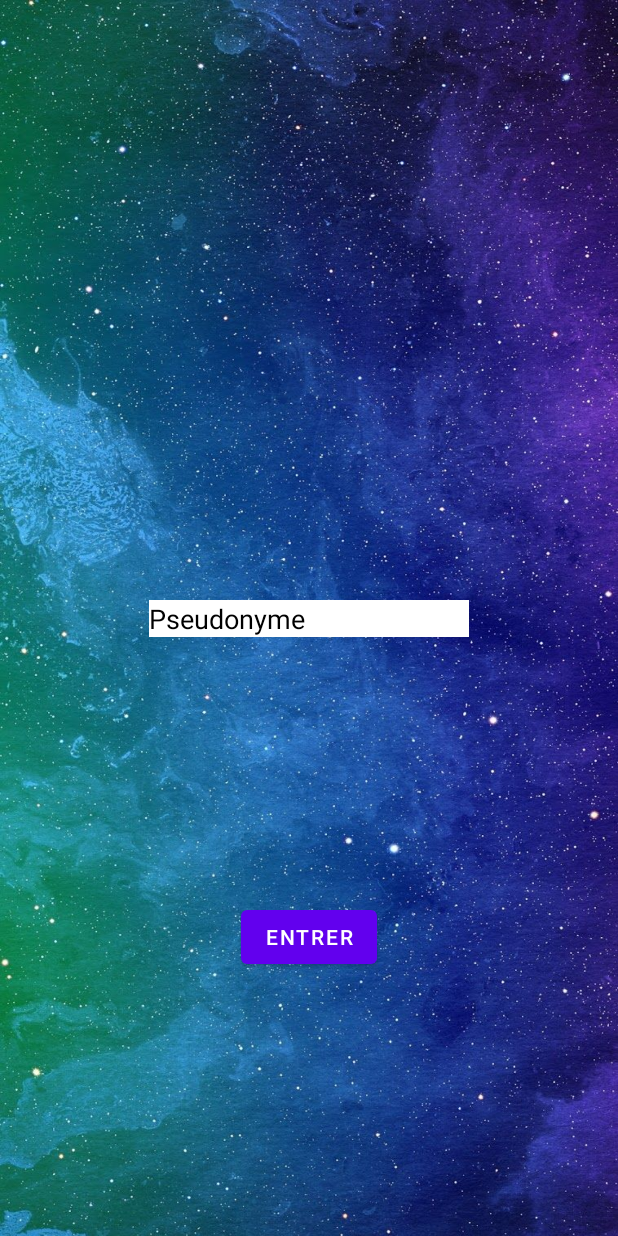
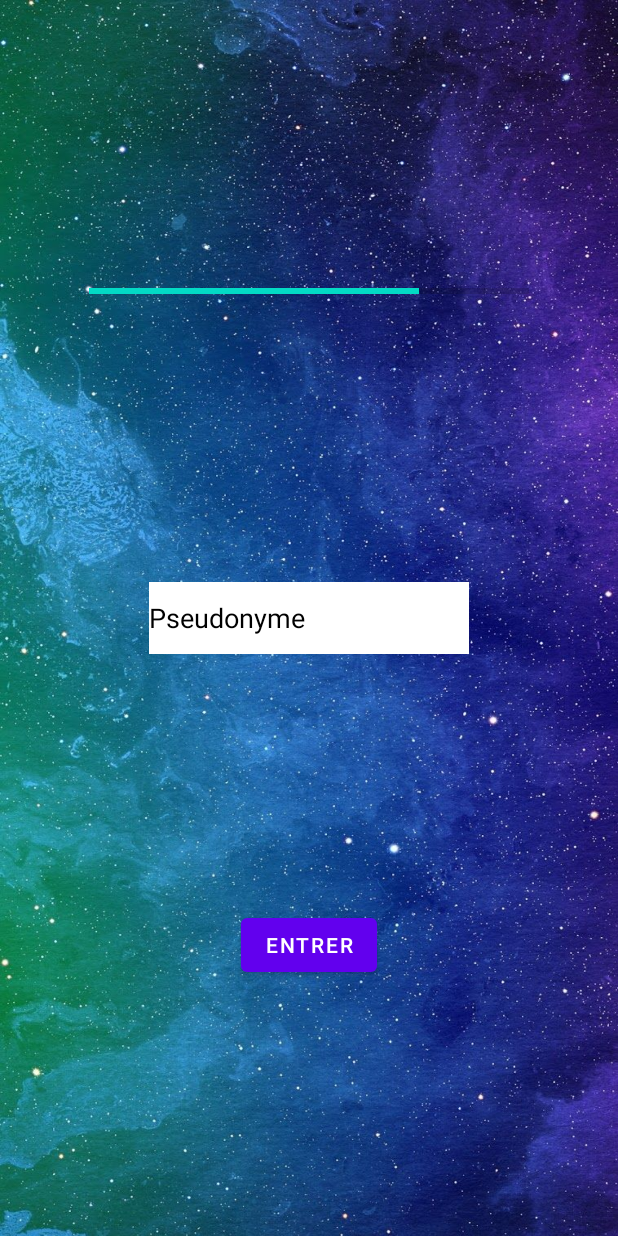
Before and after one commit to Naramazuki/Projet_Java, an Android app: the layout activity_game.xml on its own in the app's theme, with its tools: preview values and no code run, on a phone screen of 412 x 824 dp. Run offline under Robolectric (Android 15) with nearby library versions, the phone set to English and light mode, and no system bars.

Commit message:
Travail sur interface de combat

```diff
--- a/app/src/main/java/com/example/myapplication/Game.java
+++ b/app/src/main/java/com/example/myapplication/Game.java
@@ -1,9 +1,14 @@
 package com.example.myapplication;
 
 import android.content.pm.ActivityInfo;
+import android.os.Build;
 import android.os.Bundle;
 import android.view.View;
+import android.view.Window;
+import android.view.WindowManager;
 import android.widget.Button;
+import android.widget.ProgressBar;
+import android.widget.TableLayout;
 import android.widget.TextView;
 import android.widget.Toast;
 
@@ -15,17 +20,27 @@ public class Game extends AppCompatActivity {
     @Override
     protected void onCreate(Bundle savedInstanceState) {
         super.onCreate(savedInstanceState);
+
         setContentView(R.layout.activity_game);
+        View overlay=findViewById(R.id.Background);
+        overlay.setSystemUiVisibility(View.SYSTEM_UI_FLAG_HIDE_NAVIGATION|View.SYSTEM_UI_FLAG_IMMERSIVE_STICKY|View.SYSTEM_UI_FLAG_FULLSCREEN);
         setRequestedOrientation(ActivityInfo.SCREEN_ORIENTATION_LANDSCAPE);
         Button Entrer = findViewById(R.id.Entrer);
         TextView Pseudo = findViewById(R.id.Pseudo);
         ConstraintLayout layout=findViewById(R.id.Background);
-
+        TableLayout interfaceCombat= findViewById(R.id.IntfCombat);
+        ProgressBar bar =findViewById(R.id.progressBar3);
         Entrer.setOnClickListener(view -> {
             layout.setBackgroundResource(R.drawable.battle_background);
             Entrer.setVisibility(View.INVISIBLE);
             Pseudo.setVisibility(View.INVISIBLE);
+            interfaceCombat.setVisibility(View.VISIBLE);
+            if (Build.VERSION.SDK_INT >= Build.VERSION_CODES.N) {
+                bar.setProgress(100,true);
+            }
             Toast.makeText(getApplicationContext(),"Bienvenue "+ Pseudo.getText().toString(),Toast.LENGTH_SHORT).show();
+            bar.setVisibility(View.INVISIBLE);
+
         });
 
     }
--- a/app/src/main/java/com/example/myapplication/MainActivity.java
+++ b/app/src/main/java/com/example/myapplication/MainActivity.java
@@ -15,6 +15,8 @@ public class MainActivity extends AppCompatActivity {
     protected void onCreate(Bundle savedInstanceState) {
         super.onCreate(savedInstanceState);
         setContentView(R.layout.activity_main);
+        View overlay=findViewById(R.id.Background);
+        overlay.setSystemUiVisibility(View.SYSTEM_UI_FLAG_HIDE_NAVIGATION|View.SYSTEM_UI_FLAG_IMMERSIVE_STICKY|View.SYSTEM_UI_FLAG_FULLSCREEN);
         setRequestedOrientation(ActivityInfo.SCREEN_ORIENTATION_PORTRAIT);
         Lancer =(Button)findViewById(R.id.button);
         Lancer.setOnClickListener(new View.OnClickListener(){
--- a/app/src/main/java/com/example/myapplication/Page_Menu.java
+++ b/app/src/main/java/com/example/myapplication/Page_Menu.java
@@ -3,6 +3,7 @@ package com.example.myapplication;
 import android.content.Intent;
 import android.content.pm.ActivityInfo;
 import android.os.Bundle;
+import android.view.View;
 import android.widget.Button;
 import android.widget.TextView;
 import android.widget.Toast;
@@ -15,6 +16,8 @@ public class Page_Menu extends AppCompatActivity {
     protected void onCreate(Bundle savedInstanceState) {
         super.onCreate(savedInstanceState);
         setContentView(R.layout.activity_page_menu);
+        View overlay=findViewById(R.id.Background);
+        overlay.setSystemUiVisibility(View.SYSTEM_UI_FLAG_HIDE_NAVIGATION|View.SYSTEM_UI_FLAG_IMMERSIVE_STICKY|View.SYSTEM_UI_FLAG_FULLSCREEN);
         setRequestedOrientation(ActivityInfo.SCREEN_ORIENTATION_PORTRAIT);
         TextView username=findViewById(R.id.Username);
         TextView password=findViewById(R.id.Password);
--- /dev/null
+++ b/app/src/main/res/drawable/btn.xml
@@ -0,0 +1,6 @@
+<?xml version="1.0" encoding="utf-8"?>
+<shape xmlns:android="http://schemas.android.com/apk/res/android">
+   <solid android:color="#3ff0"
+       android:backgroundTint="@color/white"/>
+    <corners android:radius="50dp"/>
+</shape>
--- a/app/src/main/res/layout/activity_game.xml
+++ b/app/src/main/res/layout/activity_game.xml
@@ -2,23 +2,25 @@
 <androidx.constraintlayout.widget.ConstraintLayout xmlns:android="http://schemas.android.com/apk/res/android"
     xmlns:app="http://schemas.android.com/apk/res-auto"
     xmlns:tools="http://schemas.android.com/tools"
+    android:id="@+id/Background"
     android:layout_width="match_parent"
     android:layout_height="match_parent"
     android:background="@drawable/background"
-    tools:context=".Game"
-    android:id="@+id/Background">
+    tools:context=".Game">
 
 
     <EditText
         android:id="@+id/Pseudo"
         android:layout_width="wrap_content"
         android:layout_height="wrap_content"
+        android:autofillHints=""
         android:background="@color/white"
         android:ems="10"
-        android:hint="Pseudonyme"
+        android:hint="@string/pseudonyme"
+        android:inputType="textEmailAddress"
+        android:minHeight="48dp"
+        android:textColor="@color/black"
         android:textColorHint="@color/black"
-        android:textColor="@color/black"
-        android:inputType="textEmailAddress"
         app:layout_constraintBottom_toBottomOf="parent"
         app:layout_constraintEnd_toEndOf="parent"
         app:layout_constraintStart_toStartOf="parent"
@@ -28,11 +30,83 @@
         android:id="@+id/Entrer"
         android:layout_width="wrap_content"
         android:layout_height="wrap_content"
-        android:text="Entrer"
+        android:text="@string/entrer"
+
         app:layout_constraintBottom_toBottomOf="parent"
         app:layout_constraintEnd_toEndOf="parent"
         app:layout_constraintHorizontal_bias="0.5"
         app:layout_constraintStart_toStartOf="parent"
         app:layout_constraintTop_toBottomOf="@+id/Pseudo" />
 
+    <TableLayout
+        android:layout_width="536dp"
+        android:layout_height="96dp"
+        app:layout_constraintBottom_toBottomOf="parent"
+        app:layout_constraintEnd_toEndOf="parent"
+        app:layout_constraintHorizontal_bias="0.121"
+        app:layout_constraintStart_toStartOf="parent"
+        app:layout_constraintTop_toTopOf="parent"
+        app:layout_constraintVertical_bias="0.976"
+        android:visibility="invisible"
+        android:id="@+id/IntfCombat">
+
+        <TableRow
+            android:layout_width="match_parent"
+            android:layout_height="match_parent"
+            >
+
+            <Button
+                android:id="@+id/button9"
+                android:layout_width="wrap_content"
+                android:layout_height="wrap_content"
+                android:background="@drawable/btn"
+
+                android:text="@string/sorts"
+                android:textColor="@color/white" />
+
+            <Button
+                android:id="@+id/button6"
+                android:layout_width="wrap_content"
+                android:layout_height="wrap_content"
+                android:text="@string/objets"
+                android:textColor="@color/white"
+                android:background="@drawable/btn"/>
+        </TableRow>
+
+        <TableRow
+            android:layout_width="match_parent"
+            android:layout_height="match_parent">
+
+            <Button
+                android:id="@+id/button7"
+                android:layout_width="wrap_content"
+                android:layout_height="wrap_content"
+                android:text="@string/attaquer"
+                android:textColor="@color/white"
+                android:background="@drawable/btn"/>
+
+            <Button
+                android:id="@+id/button10"
+                android:layout_width="wrap_content"
+                android:layout_height="wrap_content"
+                android:text="@string/fuir"
+                android:textColor="@color/white"
+                android:background="@drawable/btn"
+                />
+        </TableRow>
+
+    </TableLayout>
+
+    <ProgressBar
+        android:id="@+id/progressBar3"
+        style="?android:attr/progressBarStyleHorizontal"
+        android:layout_width="293dp"
+        android:layout_height="8dp"
+        app:layout_constraintBottom_toTopOf="@+id/Pseudo"
+        app:layout_constraintEnd_toEndOf="parent"
+        android:progress="75"
+
+        app:layout_constraintStart_toStartOf="parent"
+        app:layout_constraintTop_toTopOf="parent" />
+
 </androidx.constraintlayout.widget.ConstraintLayout>
--- a/app/src/main/res/layout/activity_main.xml
+++ b/app/src/main/res/layout/activity_main.xml
@@ -5,7 +5,8 @@
     android:background="@drawable/background"
     android:layout_width="match_parent"
     android:layout_height="match_parent"
-    tools:context=".MainActivity">
+    tools:context=".MainActivity"
+    android:id="@+id/Background">
 
     <TextView
         android:id="@+id/textView"
--- a/app/src/main/res/layout/activity_page_menu.xml
+++ b/app/src/main/res/layout/activity_page_menu.xml
@@ -5,7 +5,9 @@
     android:layout_width="match_parent"
     android:layout_height="match_parent"
     android:background="@drawable/background"
-    tools:context=".Page_Menu">
+    tools:context=".Page_Menu"
+    android:id="@+id/Background"
+    >
 
     <ProgressBar
         android:id="@+id/progressBar"
--- a/app/src/main/res/values-night/themes.xml
+++ b/app/src/main/res/values-night/themes.xml
@@ -1,6 +1,6 @@
 <resources xmlns:tools="http://schemas.android.com/tools">
     <!-- Base application theme. -->
-    <style name="Theme.MyApplication" parent="Theme.MaterialComponents.DayNight.DarkActionBar">
+    <style name="Theme.MyApplication" parent="Theme.MaterialComponents.DayNight.NoActionBar">
         <!-- Primary brand color. -->
         <item name="colorPrimary">@color/purple_200</item>
         <item name="colorPrimaryVariant">@color/purple_700</item>
--- a/app/src/main/res/values/strings.xml
+++ b/app/src/main/res/values/strings.xml
@@ -9,4 +9,10 @@
     <string name="invalid_username">Not a valid username</string>
     <string name="invalid_password">Password must be >5 characters</string>
     <string name="login_failed">"Login failed"</string>
+    <string name="pseudonyme">Pseudonyme</string>
+    <string name="entrer">Entrer</string>
+    <string name="sorts">Sorts</string>
+    <string name="attaquer">Attaquer</string>
+    <string name="objets">Objets</string>
+    <string name="fuir">Fuir</string>
 </resources>
--- a/app/src/main/res/values/themes.xml
+++ b/app/src/main/res/values/themes.xml
@@ -1,6 +1,6 @@
 <resources xmlns:tools="http://schemas.android.com/tools">
     <!-- Base application theme. -->
-    <style name="Theme.MyApplication" parent="Theme.MaterialComponents.DayNight.DarkActionBar">
+    <style name="Theme.MyApplication" parent="Theme.MaterialComponents.DayNight.NoActionBar">
         <!-- Primary brand color. -->
         <item name="colorPrimary">@color/purple_500</item>
         <item name="colorPrimaryVariant">@color/purple_700</item>
```
